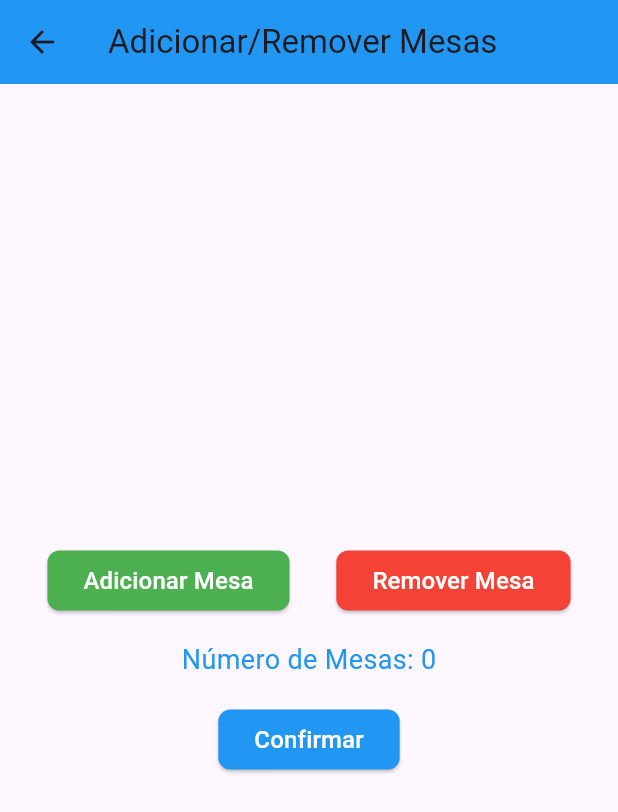
After one commit to jotaaguiar/order_master, a Flutter app: the ScreenAddTable screen opened directly, on a phone screen of 412 x 824 dp. The commit adds this screen. Shown: the top 812 px of the screen. Run offline on Flutter 3.47's test engine with Material 3 defaults, Android fonts, the phone set to English and light mode, and no system bars; our stand-ins replace cloud_firestore, firebase_auth, firebase_core, sqflite; accounts and stored records are empty; generated files the repository leaves out were written again.

Commit message:
firestore

```diff
--- a/lib/Services/menu_service.dart
+++ b/lib/Services/menu_service.dart
@@ -1,4 +1,7 @@
 import 'package:cloud_firestore/cloud_firestore.dart';
+
+
+
 
 class MenuService {
   Future<void> adicionarItem(String nome, double preco) async {
--- /dev/null
+++ b/lib/screen/screen_add_table.dart
@@ -0,0 +1,164 @@
+import 'package:flutter/material.dart';
+import 'package:cloud_firestore/cloud_firestore.dart';
+
+class ScreenAddTable extends StatefulWidget {
+  @override
+  _ScreenAddTableState createState() => _ScreenAddTableState();
+}
+
+class _ScreenAddTableState extends State<ScreenAddTable> {
+  int _currentNumberOfTables = 0;
+
+  @override
+  void initState() {
+    super.initState();
+    _fetchNumberOfTables();
+  }
+
+  void _fetchNumberOfTables() async {
+    // Buscar o valor do contador no Firestore
+    DocumentSnapshot<Map<String, dynamic>> snapshot =
+        await FirebaseFirestore.instance.collection('table').doc('contador').get();
+
+    if (snapshot.exists) {
+      setState(() {
+        _currentNumberOfTables = snapshot.data()?['total_mesas'] ?? 0;
+      });
+    }
+  }
+
+  @override
+  Widget build(BuildContext context) {
+    return Scaffold(
+      appBar: AppBar(
+        title: Text('Adicionar/Remover Mesas'),
+        backgroundColor: Colors.blue,
+      ),
+      body: Padding(
+        padding: const EdgeInsets.all(16.0),
+        child: Column(
+          mainAxisAlignment: MainAxisAlignment.center,
+          children: [
+            Row(
+              mainAxisAlignment: MainAxisAlignment.spaceAround,
+              children: [
+                ElevatedButton(
+                  onPressed: () {
+                    _addTable();
+                  },
+                  style: ElevatedButton.styleFrom(
+                    primary: Colors.green,
+                    shape: RoundedRectangleBorder(
+                      borderRadius: BorderRadius.circular(8.0),
+                    ),
+                  ),
+                  child: Text(
+                    'Adicionar Mesa',
+                    style: TextStyle(
+                      fontSize: 16,
+                      color: Colors.white,
+                    ),
+                  ),
+                ),
+                ElevatedButton(
+                  onPressed: () {
+                    _removeTable();
+                  },
+                  style: ElevatedButton.styleFrom(
+                    primary: Colors.red,
+                    shape: RoundedRectangleBorder(
+                      borderRadius: BorderRadius.circular(8.0),
+                    ),
+                  ),
+                  child: Text(
+                    'Remover Mesa',
+                    style: TextStyle(
+                      fontSize: 16,
+                      color: Colors.white,
+                    ),
+                  ),
+                ),
+              ],
+            ),
+            SizedBox(height: 16),
+            Text(
+              'Número de Mesas: $_currentNumberOfTables',
+              style: TextStyle(
+                fontSize: 18,
+                color: Colors.blue,
+              ),
+            ),
+            SizedBox(height: 16),
+            ElevatedButton(
+              onPressed: () {
+                _confirmTables();
+              },
+              style: ElevatedButton.styleFrom(
+                primary: Colors.blue,
+                shape: RoundedRectangleBorder(
+                  borderRadius: BorderRadius.circular(8.0),
+                ),
+              ),
+              child: Text(
+                'Confirmar',
+                style: TextStyle(
+                  fontSize: 16,
+                  color: Colors.white,
+                ),
+              ),
+            ),
+          ],
+        ),
+      ),
+    );
+  }
+
+  void _addTable() {
+    setState(() {
+      _currentNumberOfTables++;
+    });
+  }
+
+  void _removeTable() {
+    if (_currentNumberOfTables > 0) {
+      setState(() {
+        _currentNumberOfTables--;
+      });
+    }
+  }
+
+  void _confirmTables() async {
+    if (_currentNumberOfTables > 0) {
+      final DocumentReference mesasDoc =
+          FirebaseFirestore.instance.collection('table').doc('mesas');
+
+      // Criar um mapa com mesas numeradas
+      final Map<String, dynamic> mesas = {};
+      for (int i = 1; i <= _currentNumberOfTables; i++) {
+        mesas['Mesa $i'] = {'status': 'livre'};
+      }
+
+      // Adicionar o mapa de mesas em 'table->mesas'
+      await mesasDoc.set(mesas);
+
+      // Atualizar o contador em 'table->contador'
+      final DocumentReference contadorDoc =
+          FirebaseFirestore.instance.collection('table').doc('contador');
+      await contadorDoc.update({
+        'total_mesas': _currentNumberOfTables,
+      });
+
+      ScaffoldMessenger.of(context).showSnackBar(
+        SnackBar(
+          content: Text('Mesas confirmadas!'),
+        ),
+      );
+    } else {
+      ScaffoldMessenger.of(context).showSnackBar(
+        SnackBar(
+          content: Text('Adicione pelo menos uma mesa antes de confirmar.'),
+        ),
+      );
+    }
+  }
+}
--- a/lib/screen/tela_cardapio.dart
+++ b/lib/screen/tela_cardapio.dart
@@ -88,6 +88,7 @@ class _TelaCardapioState extends State<TelaCardapio> {
                         trailing: IconButton(
                           icon: Icon(Icons.delete),
                           onPressed: () {
+                            print(items[index].id);
                             removerItem(items[index].id);
                           },
                         ),
--- a/pubspec.yaml
+++ b/pubspec.yaml
@@ -18,6 +18,7 @@ dependencies:
   firebase_core: ^2.22.0
   firebase_auth: ^4.13.0
   cloud_firestore: ^4.13.0
+  firebase_database: ^10.3.6
 
 dev_dependencies:
   flutter_test:
```
Also changed, not shown: lib/screen/tela_alterar.dart (+53 -17 lines), lib/screen/tela_config.dart (+13 -0 lines), lib/screen/tela_conta.dart (+62 -20 lines), lib/screen/tela_inicial.dart (+26 -8 lines), lib/screen/tela_inserir.dart (+26 -23 lines), lib/screen/tela_visualizar.dart (+37 -17 lines), pubspec.lock, 2 other files.
